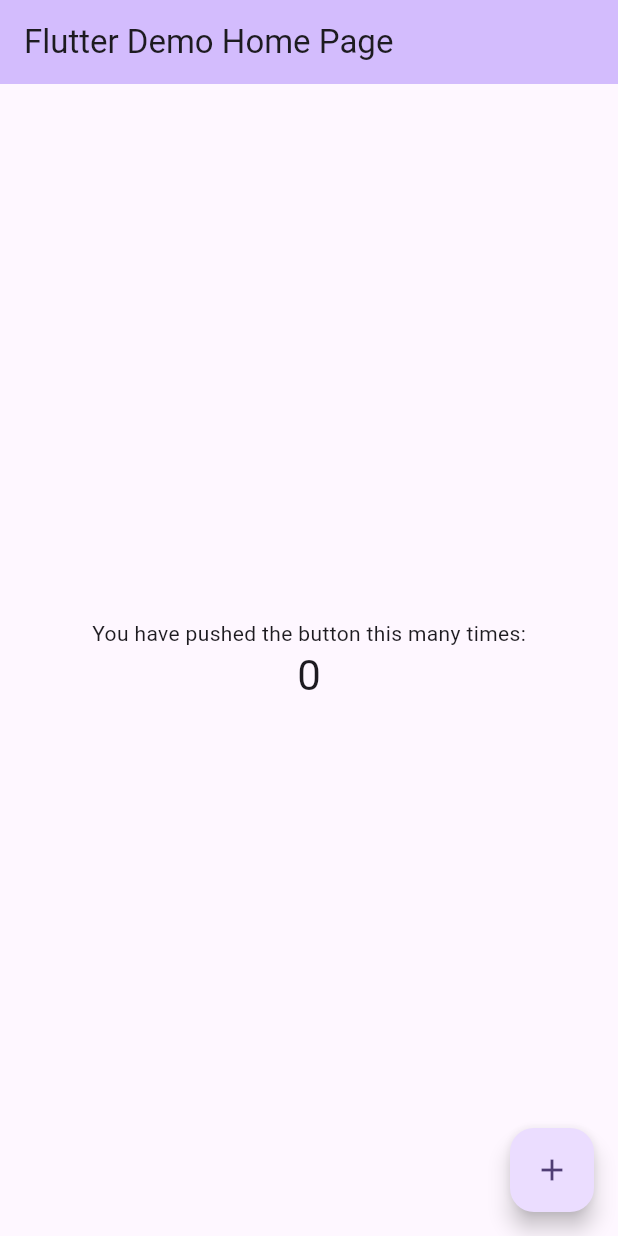
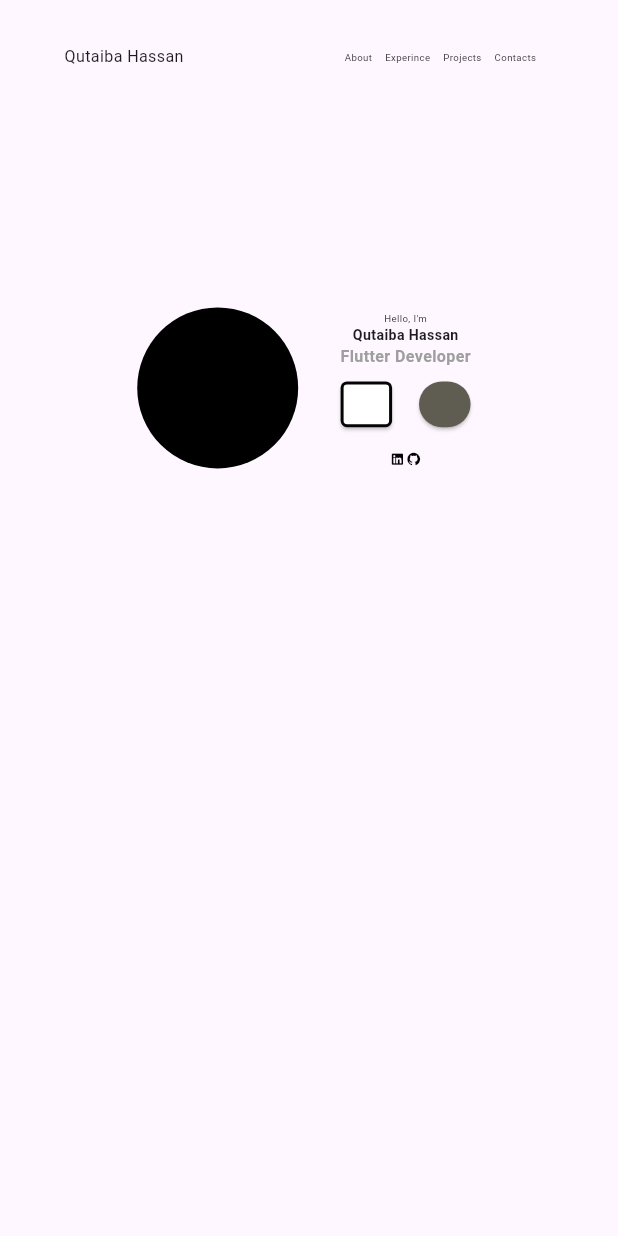
Before and after one commit to qutaiba-kot/Qutaiab-protofolio, a Flutter app: the screen it shows after launch, on a phone screen of 412 x 824 dp. Run offline on Flutter 3.47's test engine with Material 3 defaults, Android fonts, the phone set to English and light mode, and no system bars; our stand-ins replace flutter_screenutil, font_awesome_flutter.

Commit message:
configre the main libraries and home feature base design without any interact , try to build a eresponsive website and able to improve

```diff
--- /dev/null
+++ b/lib/features/About Me/presentation/about_me_page.dart
@@ -0,0 +1,10 @@
+import 'package:flutter/material.dart';
+
+class AboutMePage extends StatelessWidget {
+  const AboutMePage({super.key});
+
+  @override
+  Widget build(BuildContext context) {
+    return Scaffold(body: Center(child: Text("data"),),);
+  }
+}
--- /dev/null
+++ b/lib/features/home/presentation/home_page.dart
@@ -0,0 +1,128 @@
+import 'package:flutter/material.dart';
+import 'package:flutter_screenutil/flutter_screenutil.dart';
+import 'package:font_awesome_flutter/font_awesome_flutter.dart';
+
+class HomePage extends StatelessWidget {
+  const HomePage({super.key});
+
+  @override
+  Widget build(BuildContext context) {
+    return Scaffold(
+      body: Column(
+        children: [
+          SizedBox(height: 40.h),
+          Row(
+            children: [
+              SizedBox(width: 200.w),
+              Text("Qutaiba Hassan", style: TextStyle(fontSize: 50.sp)),
+              SizedBox(width: 500.w),
+              Row(
+                children: [
+                  Text("About", style: TextStyle(fontSize: 30.sp)),
+                  SizedBox(width: 40.w),
+                  Text("Experince", style: TextStyle(fontSize: 30.sp)),
+                  SizedBox(width: 40.w),
+                  Text("Projects", style: TextStyle(fontSize: 30.sp)),
+                  SizedBox(width: 40.w),
+                  Text("Contacts", style: TextStyle(fontSize: 30.sp)),
+                  SizedBox(width: 40.w),
+                ],
+              ),
+            ],
+          ),
+          SizedBox(height: 209.h),
+          Row(
+            mainAxisAlignment: MainAxisAlignment.center,
+            children: [
+              CircleAvatar(radius: 250.r, backgroundColor: Colors.black),
+              SizedBox(width: 100.w),
+              Column(
+                children: [
+                  Text("Hello, I'm", style: TextStyle(fontSize: 30.sp)),
+                  Text(
+                    "Qutaiba Hassan",
+                    style: TextStyle(fontSize: 44.sp, fontWeight: FontWeight.bold),
+                  ),
+                  Text(
+                    "Flutter Developer",
+                    style: TextStyle(
+                      fontSize: 50.sp,
+                      fontWeight: FontWeight.bold,
+                      color: Colors.grey,
+                    ),
+                  ),
+                  Row(
+                    children: [
+                      ElevatedButton(
+                        onPressed: () {},
+                        style: ElevatedButton.styleFrom(
+                          shadowColor: Colors.black,
+                          backgroundColor: const Color.fromARGB(
+                            255,
+                            255,
+                            255,
+                            255,
+                          ),
+                          minimumSize: Size(11.w, 11.h), // Minimum width & height
+                          fixedSize: Size(160.w, 40.h), // Exact width & height
+                          shape: RoundedRectangleBorder(
+                            borderRadius: BorderRadius.circular(
+                              20.r,
+                            ), // Rounded corners
+                            side: const BorderSide(
+                              color: Color.fromARGB(255, 4, 4, 4),
+                              width: 2,
+                            ), // Border
+                          ),
+                        ),
+                        child: Text(
+                          "Download CV",
+                          style: TextStyle(
+                            fontSize: 15.sp,
+                            fontWeight: FontWeight.bold,
+                            color: Colors.black,
+                          ),
+                        ),
+                      ),
+                      SizedBox(width: 20.w),
+                      ElevatedButton(
+                        onPressed: () {},
+                        style: ElevatedButton.styleFrom(
+                          backgroundColor: const Color.fromARGB(
+                            255,
+                            95,
+                            92,
+                            81,
+                          ),
+                          minimumSize: Size(11.w, 11.h), // Minimum width & height
+                          fixedSize: Size(160.w, 40.h), // Exact width & height
+                        ),
+                        child: Text(
+                          "Contact Info",
+                          style: TextStyle(
+                            fontSize: 16.sp,
+                            fontWeight: FontWeight.bold,
+                            color: Colors.white,
+                          ),
+                        ),
+                      ),
+                    ],
+                  ),
+                  SizedBox(height: 10.h),
+                  Row(
+                    mainAxisAlignment: MainAxisAlignment.spaceBetween,
+                    children: [
+                      Icon(FontAwesomeIcons.linkedin, size: 40.r, color: Colors.black),
+                      SizedBox(width: 11.w),
+                      Icon(FontAwesomeIcons.github, size: 40.r, color: Colors.black),
+                    ],
+                  ),
+                ],
+              ),
+            ],
+          ),
+        ],
+      ),
+    );
+  }
+}
--- a/lib/main.dart
+++ b/lib/main.dart
@@ -1,4 +1,6 @@
 import 'package:flutter/material.dart';
+import 'package:flutter_screenutil/flutter_screenutil.dart';
+import 'package:protofolio/features/home/presentation/home_page.dart';
 
 void main() {
   runApp(const MyApp());
@@ -7,116 +9,17 @@ void main() {
 class MyApp extends StatelessWidget {
   const MyApp({super.key});
 
-  // This widget is the root of your application.
   @override
   Widget build(BuildContext context) {
-    return MaterialApp(
-      title: 'Flutter Demo',
-      theme: ThemeData(
-        // This is the theme of your application.
-        //
-        // TRY THIS: Try running your application with "flutter run". You'll see
-        // the application has a purple toolbar. Then, without quitting the app,
-        // try changing the seedColor in the colorScheme below to Colors.green
-        // and then invoke "hot reload" (save your changes or press the "hot
-        // reload" button in a Flutter-supported IDE, or press "r" if you used
-        // the command line to start the app).
-        //
-        // Notice that the counter didn't reset back to zero; the application
-        // state is not lost during the reload. To reset the state, use hot
-        // restart instead.
-        //
-        // This works for code too, not just values: Most code changes can be
-        // tested with just a hot reload.
-        colorScheme: ColorScheme.fromSeed(seedColor: Colors.deepPurple),
-      ),
-      home: const MyHomePage(title: 'Flutter Demo Home Page'),
+    return ScreenUtilInit(
+      designSize: const Size(1920, 1080), // base design (desktop web example)
+      minTextAdapt: false, // prevent text overflow
+      splitScreenMode: true, // handle split-screen correctly
+      ensureScreenSize: true, // wait for correct screen size
+      builder: (context, child) {
+        return MaterialApp(debugShowCheckedModeBanner: false, home: child);
+      },
+      child: const HomePage(),
     );
   }
 }
-
-class MyHomePage extends StatefulWidget {
-  const MyHomePage({super.key, required this.title});
-
-  // This widget is the home page of your application. It is stateful, meaning
-  // that it has a State object (defined below) that contains fields that affect
-  // how it looks.
-
-  // This class is the configuration for the state. It holds the values (in this
-  // case the title) provided by the parent (in this case the App widget) and
-  // used by the build method of the State. Fields in a Widget subclass are
-  // always marked "final".
-
-  final String title;
-
-  @override
-  State<MyHomePage> createState() => _MyHomePageState();
-}
-
-class _MyHomePageState extends State<MyHomePage> {
-  int _counter = 0;
-
-  void _incrementCounter() {
-    setState(() {
-      // This call to setState tells the Flutter framework that something has
-      // changed in this State, which causes it to rerun the build method below
-      // so that the display can reflect the updated values. If we changed
-      // _counter without calling setState(), then the build method would not be
-      // called again, and so nothing would appear to happen.
-      _counter++;
-    });
-  }
-
-  @override
-  Widget build(BuildContext context) {
-    // This method is rerun every time setState is called, for instance as done
-    // by the _incrementCounter method above.
-    //
-    // The Flutter framework has been optimized to make rerunning build methods
-    // fast, so that you can just rebuild anything that needs updating rather
-    // than having to individually change instances of widgets.
-    return Scaffold(
-      appBar: AppBar(
-        // TRY THIS: Try changing the color here to a specific color (to
-        // Colors.amber, perhaps?) and trigger a hot reload to see the AppBar
-        // change color while the other colors stay the same.
-        backgroundColor: Theme.of(context).colorScheme.inversePrimary,
-        // Here we take the value from the MyHomePage object that was created by
-        // the App.build method, and use it to set our appbar title.
-        title: Text(widget.title),
-      ),
-      body: Center(
-        // Center is a layout widget. It takes a single child and positions it
-        // in the middle of the parent.
-        child: Column(
-          // Column is also a layout widget. It takes a list of children and
-          // arranges them vertically. By default, it sizes itself to fit its
-          // children horizontally, and tries to be as tall as its parent.
-          //
-          // Column has various properties to control how it sizes itself and
-          // how it positions its children. Here we use mainAxisAlignment to
-          // center the children vertically; the main axis here is the vertical
-          // axis because Columns are vertical (the cross axis would be
-          // horizontal).
-          //
-          // TRY THIS: Invoke "debug painting" (choose the "Toggle Debug Paint"
-          // action in the IDE, or press "p" in the console), to see the
-          // wireframe for each widget.
-          mainAxisAlignment: MainAxisAlignment.center,
-          children: <Widget>[
-            const Text('You have pushed the button this many times:'),
-            Text(
-              '$_counter',
-              style: Theme.of(context).textTheme.headlineMedium,
-            ),
-          ],
-        ),
-      ),
-      floatingActionButton: FloatingActionButton(
-        onPressed: _incrementCounter,
-        tooltip: 'Increment',
-        child: const Icon(Icons.add),
-      ), // This trailing comma makes auto-formatting nicer for build methods.
-    );
-  }
-}
--- a/pubspec.yaml
+++ b/pubspec.yaml
@@ -34,6 +34,9 @@ dependencies:
   # The following adds the Cupertino Icons font to your application.
   # Use with the CupertinoIcons class for iOS style icons.
   cupertino_icons: ^1.0.8
+  bloc: ^9.0.0
+  flutter_screenutil: ^5.9.3
+  font_awesome_flutter: ^10.9.1
 
 dev_dependencies:
   flutter_test:
```
Also changed, not shown: pubspec.lock.
